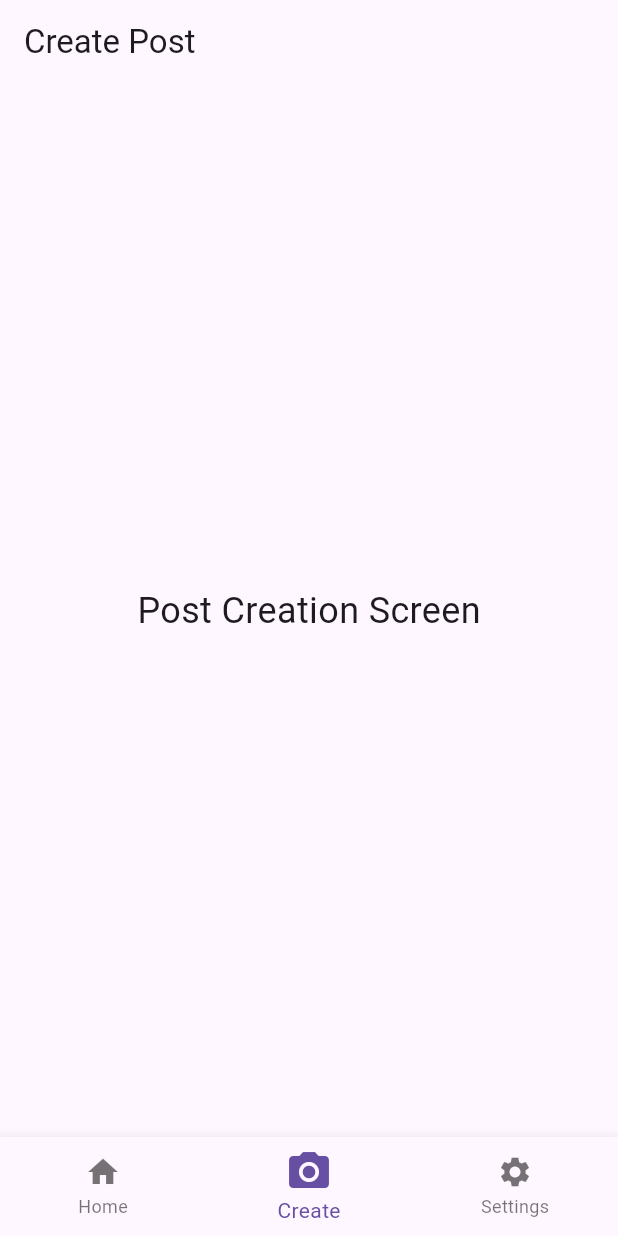
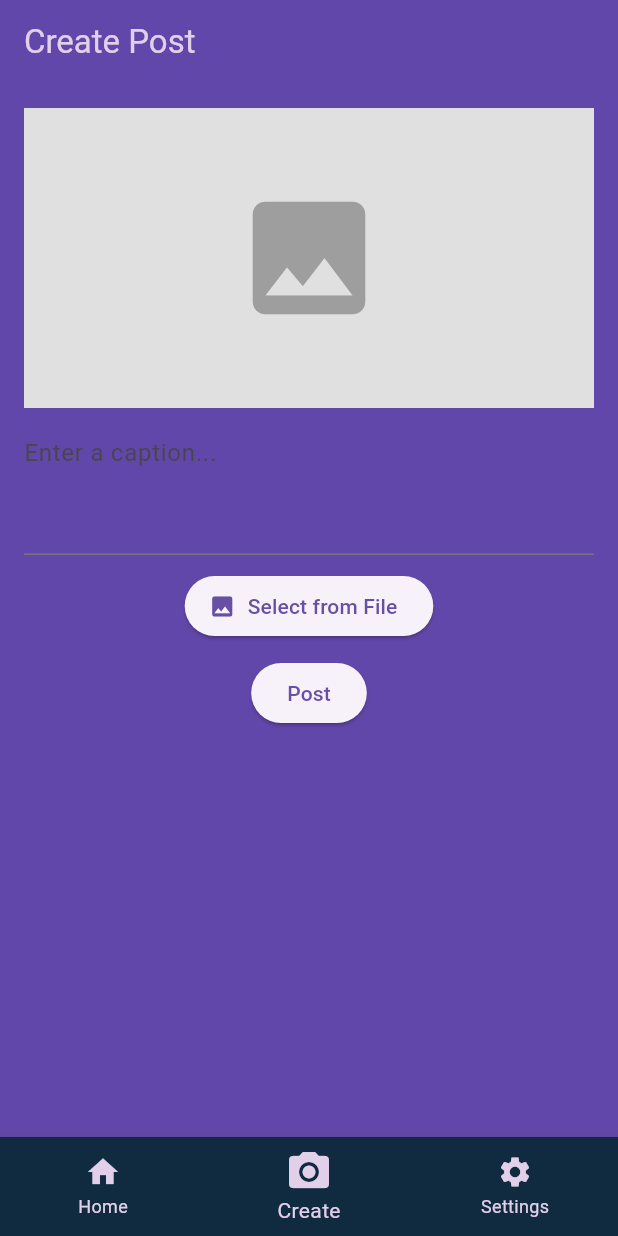
Before and after one commit to crawfordk99/group-project, a Flutter app: the screen it shows once a user with an empty profile is signed in, item 2 of the bottom bar chosen, on a phone screen of 412 x 824 dp. Run offline on Flutter 3.47's test engine with Material 3 defaults, Android fonts, the phone set to English and light mode, and no system bars; our stand-ins replace cloud_firestore, firebase_auth, firebase_core, firebase_storage; missing offline and left inert: dart:html; accounts and stored records are empty; network calls fail.

Commit message:
Post Screen updates and firebase implementation (#21)
* UI update with theme updating

* UI update with theme updating

---------

Co-authored-by: Keith Crawford <121456679+crawfordk99@users.noreply.github.com>

```diff
--- a/group_project/lib/main.dart
+++ b/group_project/lib/main.dart
@@ -6,6 +6,7 @@ import 'package:cloud_firestore/cloud_firestore.dart';
 import 'package:firebase_storage/firebase_storage.dart';
 import 'package:group_project/loginPage.dart';
 import 'package:group_project/main_screen.dart';
+import 'package:group_project/theme.dart';
 
 void main() async {
   WidgetsFlutterBinding.ensureInitialized();
@@ -42,6 +43,7 @@ class MyApp extends StatelessWidget {
   @override
   Widget build(BuildContext context) {
     return MaterialApp(
+      theme: AppTheme.lightTheme,
         debugShowCheckedModeBanner: false,
         title: 'Social Media App',
         home: StreamBuilder<User?>(
--- a/group_project/lib/main_screen.dart
+++ b/group_project/lib/main_screen.dart
@@ -3,6 +3,7 @@ import 'home_screen.dart';  // Import the HomeScreen
 import 'post_screen.dart';  // Import the CreatePostScreen
 import 'settings.dart';  // Import the SettingsScreen
 import 'theme.dart'; // Import the custom theme if needed
+import 'colors.dart';
 
 class MainScreen extends StatefulWidget {
   const MainScreen({super.key});
@@ -17,7 +18,7 @@ class _MainScreenState extends State<MainScreen> {
   // List of actual screens to navigate to
   final List<Widget> _screens = [
     const HomeScreen(),  // Home screen
-    const PostScreen(),  // Screen for creating a post
+    CreatePostScreen(),  // Screen for creating a post
     SettingsPage(),  // Settings screen
   ];
 
--- a/group_project/lib/post_screen.dart
+++ b/group_project/lib/post_screen.dart
@@ -1,13 +1,127 @@
+import 'dart:typed_data';
+import 'dart:html' as html;
 import 'package:flutter/material.dart';
+import 'package:firebase_storage/firebase_storage.dart';
+import 'package:cloud_firestore/cloud_firestore.dart';
+import 'package:uuid/uuid.dart';
 
-class PostScreen extends StatelessWidget {
-  const PostScreen({super.key});
+class CreatePostScreen extends StatefulWidget {
+  @override
+  _CreatePostScreenState createState() => _CreatePostScreenState();
+}
+
+class _CreatePostScreenState extends State<CreatePostScreen> {
+  Uint8List? _imageBytes; // Image in byte format
+  String? _imageUrl; // Displayed image URL
+  final TextEditingController _captionController = TextEditingController();
+
+  // Function to pick image from file system
+  Future<void> _pickImage() async {
+    final html.FileUploadInputElement uploadInput = html.FileUploadInputElement();
+    uploadInput.accept = 'image/*';
+    uploadInput.click();
+
+    uploadInput.onChange.listen((e) async {
+      final files = uploadInput.files;
+      if (files?.isEmpty ?? true) return;
+
+      final file = files![0];
+      final reader = html.FileReader();
+      reader.readAsArrayBuffer(file);
+
+      reader.onLoadEnd.listen((e) {
+        setState(() {
+          _imageBytes = reader.result as Uint8List;
+          _imageUrl = null; // Reset URL
+        });
+      });
+    });
+  }
+
+  // Function to upload image and save post to Firebase
+  Future<void> _uploadImageAndSavePost() async {
+    if (_imageBytes == null || _captionController.text.isEmpty) return;
+
+    try {
+      String fileName = "post_${const Uuid().v4()}.jpg";
+      Reference ref = FirebaseStorage.instance.ref().child('posts/$fileName');
+
+      // Upload image bytes to Firebase Storage
+      UploadTask uploadTask = ref.putData(_imageBytes!);
+      TaskSnapshot snapshot = await uploadTask;
+
+      // Get download URL for the uploaded image
+      String downloadUrl = await snapshot.ref.getDownloadURL();
+
+      // Save the post data (image URL, caption, timestamp) in Firestore
+      await FirebaseFirestore.instance.collection('posts').add({
+        'imageUrl': downloadUrl,
+        'caption': _captionController.text.trim(),
+        'timestamp': FieldValue.serverTimestamp(),
+      });
+
+      setState(() {
+        _imageUrl = downloadUrl;
+        _imageBytes = null; // Clear uploaded bytes
+      });
+
+      ScaffoldMessenger.of(context).showSnackBar(
+        const SnackBar(content: Text("Post uploaded successfully!")),
+      );
+    } catch (e) {
+      ScaffoldMessenger.of(context).showSnackBar(
+        const SnackBar(content: Text("Failed to upload post")),
+      );
+    }
+  }
 
   @override
   Widget build(BuildContext context) {
     return Scaffold(
-      appBar: AppBar(title: const Text('Create Post')),
-      body: const Center(child: Text('Post Creation Screen', style: TextStyle(fontSize: 24))),
+      appBar: AppBar(title: const Text("Create Post")),
+      body: Padding(
+        padding: const EdgeInsets.all(16.0),
+        child: Column(
+          children: [
+            // Display selected image or image URL
+            _imageBytes != null
+                ? Image.memory(_imageBytes!, height: 200, fit: BoxFit.cover)
+                : _imageUrl != null
+                ? Image.network(_imageUrl!, height: 200, fit: BoxFit.cover)
+                : Container(
+              height: 200,
+              width: double.infinity,
+              color: Colors.grey[300],
+              child: const Icon(Icons.image, size: 100, color: Colors.grey),
+            ),
+            const SizedBox(height: 10),
+
+            // Caption input field
+            TextField(
+              controller: _captionController,
+              decoration: const InputDecoration(
+                hintText: "Enter a caption...",
+              ),
+              maxLines: 3,
+            ),
+            const SizedBox(height: 10),
+
+            // Image picker button
+            ElevatedButton.icon(
+              onPressed: _pickImage,
+              icon: const Icon(Icons.image),
+              label: const Text("Select from File"),
+            ),
+            const SizedBox(height: 10),
+
+            // Upload button
+            ElevatedButton(
+              onPressed: _uploadImageAndSavePost,
+              child: const Text("Post"),
+            ),
+          ],
+        ),
+      ),
     );
   }
 }
--- a/group_project/lib/settings.dart
+++ b/group_project/lib/settings.dart
@@ -52,7 +52,7 @@ class _SettingsPageState extends State<SettingsPage> {
     return Scaffold(
       appBar: AppBar(
         title: Text('Profile Settings'),
-        backgroundColor: AppColors.primary, // 🔹 Custom Color from colors.dart
+        backgroundColor: AppColors.secondary, // 🔹 Custom Color from colors.dart
       ),
       body: Padding(
         padding: const EdgeInsets.all(16.0),
--- a/group_project/pubspec.yaml
+++ b/group_project/pubspec.yaml
@@ -39,7 +39,8 @@ dependencies:
   firebase_auth: ^5.5.0
   uuid: ^4.5.1
   cloud_firestore: ^5.6.4
-  image_picker: ^1.1.2
+  image_picker: ^1.0.7
+  image_picker_for_web: ^2.2.0
 
 dev_dependencies:
   flutter_test:
```
Also changed, not shown: group_project/pubspec.lock.
